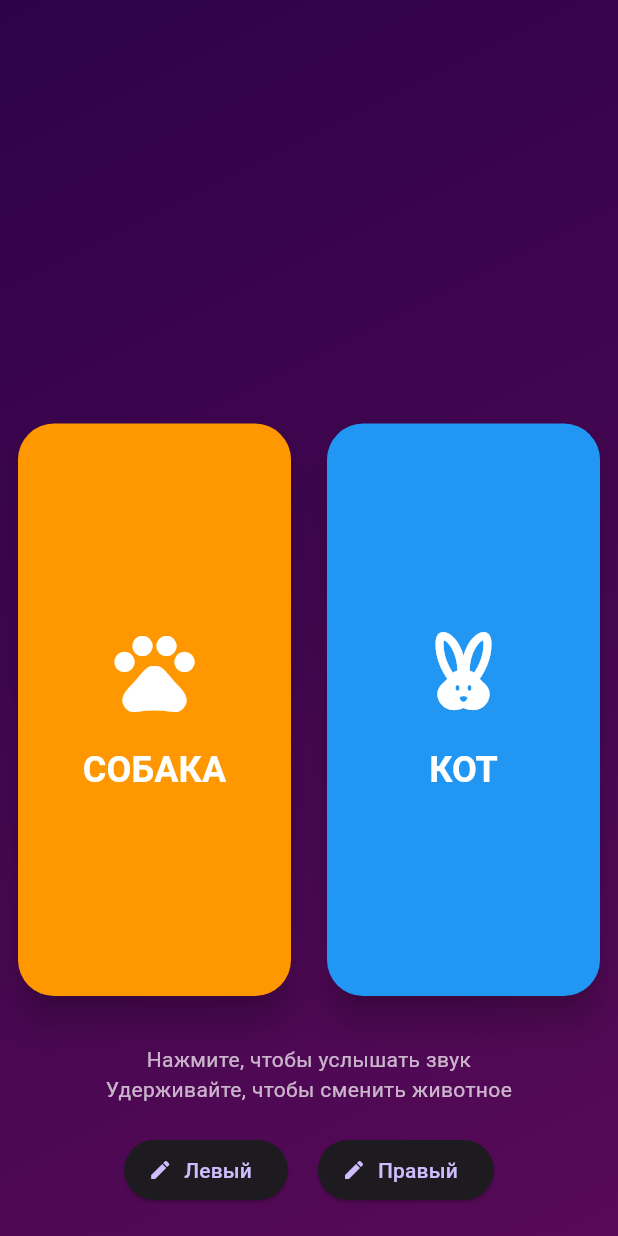
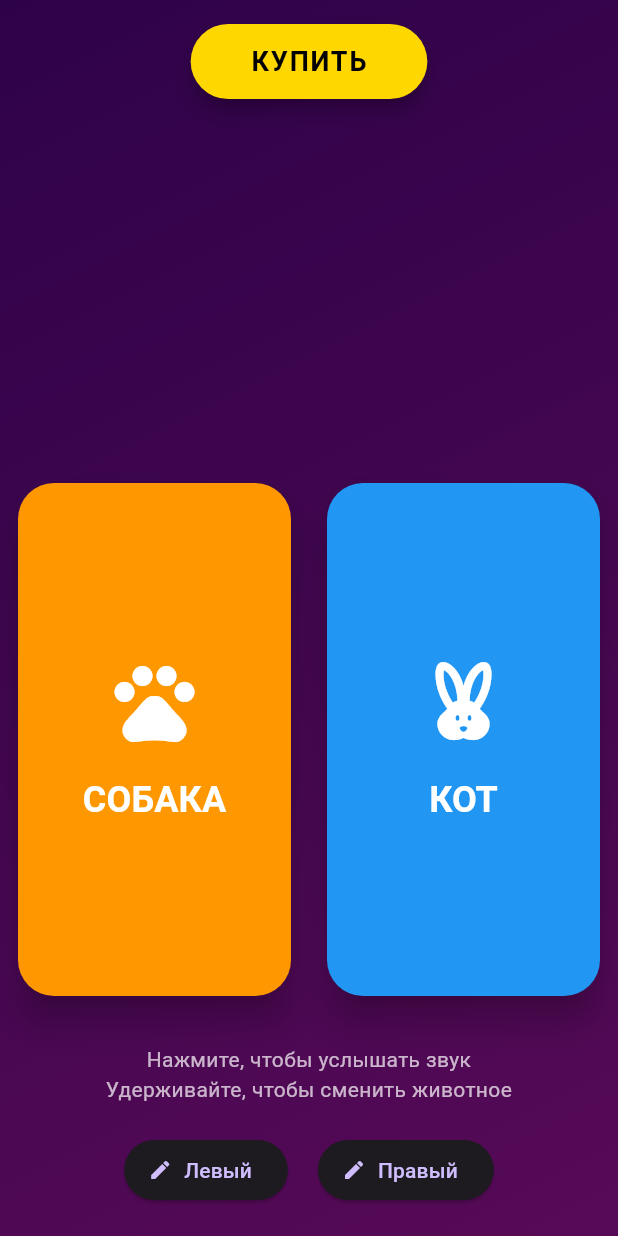
Before and after one commit to PavelSharko/try_game, a Flutter app: the screen it shows after launch, on a phone screen of 412 x 824 dp. Run offline on Flutter 3.47's test engine with Material 3 defaults, Android fonts, the phone set to English and light mode, and no system bars.

Commit message:
Add BUY button to game screen

```diff
--- a/lib/game_screen.dart
+++ b/lib/game_screen.dart
@@ -138,6 +138,34 @@ class _GameScreenState extends State<GameScreen> {
         child: SafeArea( // Ensure UI doesn't overlap system bars
           child: Column(
             children: [
+              // 0. Top Buy Button
+              Padding(
+                padding: const EdgeInsets.only(top: 16.0),
+                child: ElevatedButton(
+                  onPressed: () {
+                    // Provide a visual feedback or console log for now
+                    print("Buy button pressed");
+                  },
+                  style: ElevatedButton.styleFrom(
+                    backgroundColor: const Color(0xFFFFD700), // Gold color
+                    foregroundColor: Colors.black,
+                    padding: const EdgeInsets.symmetric(horizontal: 40, vertical: 12),
+                    shape: RoundedRectangleBorder(
+                      borderRadius: BorderRadius.circular(30),
+                    ),
+                    elevation: 5,
+                  ),
+                  child: const Text(
+                    'КУПИТЬ',
+                    style: TextStyle(
+                      fontSize: 18,
+                      fontWeight: FontWeight.bold,
+                      letterSpacing: 1.2,
+                    ),
+                  ),
+                ),
+              ),
+
               // 1. Feedback Area (Top)
               Expanded(
                 flex: 2,
```
